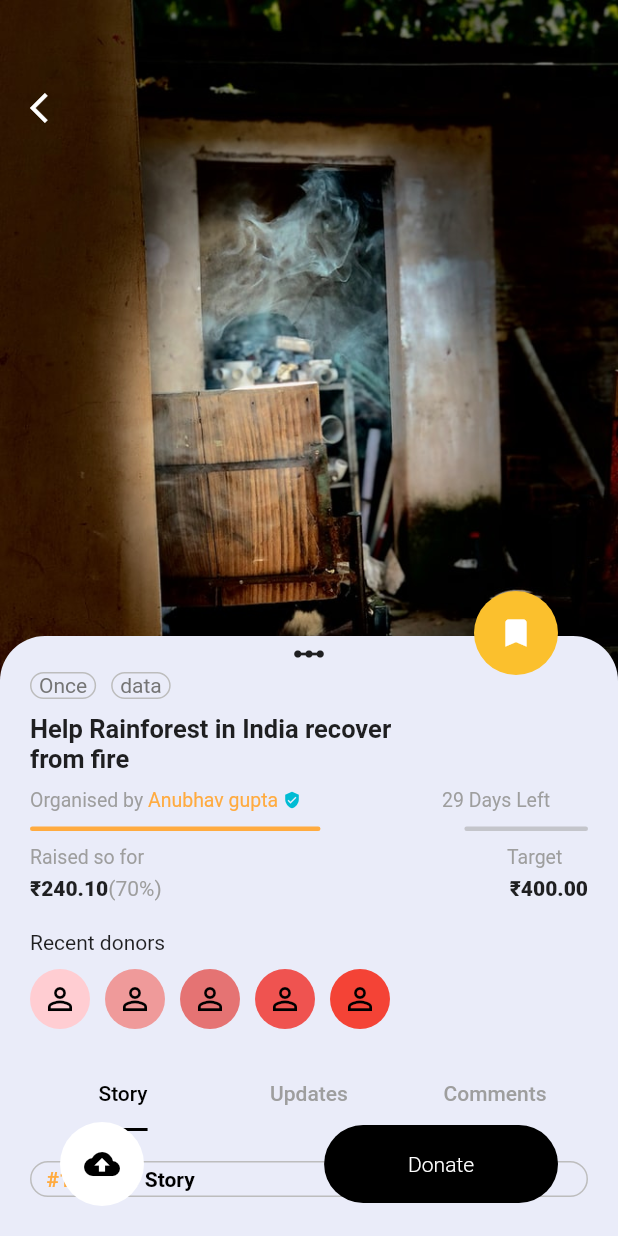
After one commit to Devang2010/fd_app, a Flutter app: the screen it shows after launch, after a tap on "29 days left", on a phone screen of 412 x 824 dp. The commit adds this screen. Run offline on Flutter 3.47's test engine with Material 2 defaults, Android fonts, the phone set to English and light mode, and no system bars.

Commit message:
Added new Screen

```diff
--- /dev/null
+++ b/lib/screens/details/components/backimage.dart
@@ -0,0 +1,35 @@
+import 'package:flutter/material.dart';
+
+class BackImage extends StatelessWidget {
+  const BackImage({
+    Key key,
+    @required this.size,
+  }) : super(key: key);
+
+  final Size size;
+
+  @override
+  Widget build(BuildContext context) {
+    return Container(
+      height: size.height,
+      width: size.width,
+      alignment: Alignment.topCenter,
+      child: ListView.builder(
+        scrollDirection: Axis.horizontal,
+        itemCount: 3,
+        itemBuilder: (BuildContext context, int index) {
+          return Container(
+            height: 240,
+            width: size.width,
+            alignment: Alignment.topCenter,
+            child: Image.asset(
+              "assets/images/img2.jpg",
+              // fit: BoxFit.cover,
+              // height: 523.7,
+            ),
+          );
+        },
+      ),
+    );
+  }
+}
--- /dev/null
+++ b/lib/screens/details/components/detailbody.dart
@@ -0,0 +1,38 @@
+import 'package:fd_app/screens/details/components/backimage.dart';
+import 'package:fd_app/screens/details/components/floatingwidget.dart';
+import 'package:fd_app/screens/details/components/slideupcontainer.dart';
+import 'package:flutter/material.dart';
+
+class DetailBody extends StatefulWidget {
+  @override
+  _DetailBodyState createState() => _DetailBodyState();
+}
+
+class _DetailBodyState extends State<DetailBody> {
+  @override
+  Widget build(BuildContext context) {
+    Size size = MediaQuery.of(context).size;
+    // double heigh = size.height * 0.55;
+    return Stack(
+      children: <Widget>[
+        BackImage(size: size),
+        Positioned(
+          top: 60.0,
+          left: 20.0,
+          child: InkWell(
+            onTap: () => Navigator.pop(context),
+            child: Icon(
+              Icons.arrow_back_ios,
+              color: Colors.white,
+            ),
+          ),
+        ),
+        Positioned(
+          bottom: 0,
+          child: SlideUpContainer(size: size),
+        ),
+        FloatingWidget(),
+      ],
+    );
+  }
+}
--- /dev/null
+++ b/lib/screens/details/components/floatingwidget.dart
@@ -0,0 +1,50 @@
+import 'package:fd_app/screens/donate/donate.dart';
+import 'package:flutter/material.dart';
+
+class FloatingWidget extends StatelessWidget {
+  const FloatingWidget({
+    Key key,
+  }) : super(key: key);
+
+  @override
+  Widget build(BuildContext context) {
+    return Positioned(
+      left: 40,
+      right: 40,
+      bottom: 20,
+      child: Row(
+        mainAxisAlignment: MainAxisAlignment.spaceBetween,
+        children: <Widget>[
+          CircleAvatar(
+            radius: 28,
+            backgroundColor: Colors.white,
+            foregroundColor: Colors.black,
+            child: Icon(Icons.cloud_upload),
+          ),
+          FlatButton(
+            onPressed: () => Navigator.push(
+              context,
+              MaterialPageRoute(
+                builder: (context) => DonateScreen(),
+              ),
+            ),
+            color: Colors.black,
+            shape: RoundedRectangleBorder(
+              borderRadius: BorderRadius.circular(30.0),
+            ),
+            child: Padding(
+              padding: EdgeInsets.symmetric(horizontal: 40.0, vertical: 18.0),
+              child: Text(
+                "Donate",
+                style: TextStyle(
+                  color: Colors.white,
+                  fontWeight: FontWeight.w300,
+                ),
+              ),
+            ),
+          ),
+        ],
+      ),
+    );
+  }
+}
--- /dev/null
+++ b/lib/screens/details/components/generwidget.dart
@@ -0,0 +1,38 @@
+import 'package:flutter/material.dart';
+
+class GenerWidget extends StatelessWidget {
+  const GenerWidget({
+    Key key,
+  }) : super(key: key);
+
+  @override
+  Widget build(BuildContext context) {
+    return Row(
+      children: <Widget>[
+        Container(
+          padding: EdgeInsets.symmetric(horizontal: 5),
+          decoration: BoxDecoration(
+            border: Border.all(color: Colors.grey[400]),
+            borderRadius: BorderRadius.circular(10.0),
+          ),
+          child: Text(
+            "Once",
+            style: TextStyle(color: Colors.grey[600]),
+          ),
+        ),
+        SizedBox(width: 10.0),
+        Container(
+          padding: EdgeInsets.symmetric(horizontal: 5),
+          decoration: BoxDecoration(
+            border: Border.all(color: Colors.grey[400]),
+            borderRadius: BorderRadius.circular(10.0),
+          ),
+          child: Text(
+            "data",
+            style: TextStyle(color: Colors.grey[600]),
+          ),
+        ),
+      ],
+    );
+  }
+}
--- /dev/null
+++ b/lib/screens/details/components/slideupcontainer.dart
@@ -0,0 +1,348 @@
+import 'package:fd_app/screens/details/components/generwidget.dart';
+import 'package:flutter/material.dart';
+
+class SlideUpContainer extends StatefulWidget {
+  const SlideUpContainer({
+    Key key,
+    @required this.size,
+  }) : super(key: key);
+
+  final Size size;
+
+  @override
+  _SlideUpContainerState createState() => _SlideUpContainerState();
+}
+
+class _SlideUpContainerState extends State<SlideUpContainer> {
+  @override
+  Widget build(BuildContext context) {
+    return Container(
+      height: 440,
+      width: widget.size.width,
+      // color: Colors.red[100],
+      child: Stack(
+        children: <Widget>[
+          Positioned(
+            top: 40,
+            child: Container(
+              height: 400,
+              width: widget.size.width,
+              decoration: BoxDecoration(
+                color: Color(0xffeaecf9),
+                borderRadius: BorderRadius.only(
+                  topLeft: Radius.circular(30),
+                  topRight: Radius.circular(30),
+                ),
+              ),
+              child: Padding(
+                padding: const EdgeInsets.symmetric(horizontal: 20.0),
+                child: ListView(
+                  // crossAxisAlignment: CrossAxisAlignment.start,
+                  children: <Widget>[
+                    Center(child: Icon(Icons.linear_scale)),
+                    GenerWidget(),
+                    SizedBox(height: 10.0),
+                    Text(
+                      "Help Rainforest in India recover\nfrom fire",
+                      style: TextStyle(
+                        fontSize: 17.0,
+                        fontWeight: FontWeight.w700,
+                      ),
+                    ),
+                    SizedBox(height: 10.0),
+                    Organiser(),
+                    SizedBox(height: 10.0),
+                    CustomDivider(),
+                    SizedBox(height: 10.0),
+                    TargetValue(),
+                    SizedBox(height: 20.0),
+                    RecentDonors(),
+                    SizedBox(height: 20.0),
+                    BuildTabbar(),
+                    SizedBox(height: 20.0),
+                    TopStory(),
+                    SizedBox(height: 30.0),
+                    Text(
+                      'Data data data data data data data data data'
+                      'data data data data data data data data data data'
+                      'data data data data data data data data data data'
+                      'data data data data data data data data data data'
+                      'data data data data data data data data data data',
+                    ),
+                  ],
+                ),
+              ),
+            ),
+          ),
+          BookMarkButton(),
+        ],
+      ),
+    );
+  }
+}
+
+class TopStory extends StatelessWidget {
+  const TopStory({
+    Key key,
+  }) : super(key: key);
+
+  @override
+  Widget build(BuildContext context) {
+    return Container(
+      padding: EdgeInsets.symmetric(horizontal: 10.0, vertical: 3.0),
+      decoration: BoxDecoration(
+        border: Border.all(color: Colors.grey[400]),
+        borderRadius: BorderRadius.circular(20.0),
+      ),
+      child: RichText(
+        text: TextSpan(
+          text: "#1 ",
+          style: TextStyle(
+            color: Colors.orangeAccent,
+            fontWeight: FontWeight.bold,
+          ),
+          children: [
+            TextSpan(
+              text: "Top 10 Story",
+              style: TextStyle(
+                color: Colors.black,
+                fontWeight: FontWeight.bold,
+              ),
+            ),
+          ],
+        ),
+      ),
+    );
+  }
+}
+
+class BookMarkButton extends StatelessWidget {
+  const BookMarkButton({
+    Key key,
+  }) : super(key: key);
+
+  @override
+  Widget build(BuildContext context) {
+    return Positioned(
+      top: 10,
+      right: 40,
+      child: CircleAvatar(
+        radius: 28,
+        backgroundColor: Colors.yellow[700],
+        foregroundColor: Colors.white,
+        child: Icon(Icons.bookmark),
+      ),
+    );
+  }
+}
+
+class Organiser extends StatelessWidget {
+  const Organiser({
+    Key key,
+  }) : super(key: key);
+
+  @override
+  Widget build(BuildContext context) {
+    return Row(
+      children: <Widget>[
+        Text(
+          "Organised by ",
+          style: TextStyle(
+            color: Colors.grey,
+            fontSize: 13.0,
+          ),
+        ),
+        Text(
+          "Anubhav gupta ",
+          style: TextStyle(
+            color: Colors.orangeAccent,
+            fontSize: 13.0,
+          ),
+        ),
+        Icon(
+          Icons.verified_user,
+          size: 12.0,
+          color: Colors.cyan,
+        ),
+        SizedBox(width: 94),
+        Text(
+          "29 Days Left",
+          style: TextStyle(
+            color: Colors.grey,
+            fontSize: 13.0,
+          ),
+        ),
+      ],
+    );
+  }
+}
+
+class CustomDivider extends StatelessWidget {
+  const CustomDivider({
+    Key key,
+  }) : super(key: key);
+
+  @override
+  Widget build(BuildContext context) {
+    Size size = MediaQuery.of(context).size;
+    return Row(
+      mainAxisAlignment: MainAxisAlignment.spaceBetween,
+      children: <Widget>[
+        Container(
+          width: size.width * 0.47,
+          height: 3,
+          decoration: BoxDecoration(
+            color: Colors.orangeAccent,
+            borderRadius: BorderRadius.circular(10.0),
+          ),
+        ),
+        Container(
+          width: size.width * 0.2,
+          height: 3,
+          decoration: BoxDecoration(
+            color: Colors.grey.withOpacity(0.5),
+            borderRadius: BorderRadius.circular(10.0),
+          ),
+        ),
+      ],
+    );
+  }
+}
+
+class TargetValue extends StatelessWidget {
+  const TargetValue({
+    Key key,
+  }) : super(key: key);
+
+  @override
+  Widget build(BuildContext context) {
+    Size size = MediaQuery.of(context).size;
+    return Column(
+      children: <Widget>[
+        Row(
+          // mainAxisAlignment: MainAxisAlignment.spaceBetween,
+          children: <Widget>[
+            Text(
+              "Raised so for",
+              style: TextStyle(
+                color: Colors.grey,
+                fontSize: 13.0,
+              ),
+            ),
+            SizedBox(width: size.width - 170),
+            Text(
+              "Target",
+              style: TextStyle(
+                color: Colors.grey,
+                fontSize: 13.0,
+              ),
+            ),
+          ],
+        ),
+        SizedBox(height: 5.0),
+        Row(
+          children: <Widget>[
+            Text(
+              "₹240.10",
+              style: TextStyle(fontWeight: FontWeight.w800),
+            ),
+            Text(
+              "(70%)",
+              style: TextStyle(color: Colors.grey),
+            ),
+            SizedBox(width: size.width - 180),
+            Text(
+              "₹400.00",
+              style: TextStyle(fontWeight: FontWeight.w800),
+            ),
+          ],
+        ),
+      ],
+    );
+  }
+}
+
+class RecentDonors extends StatelessWidget {
+  const RecentDonors({
+    Key key,
+  }) : super(key: key);
+
+  @override
+  Widget build(BuildContext context) {
+    return Column(
+      crossAxisAlignment: CrossAxisAlignment.start,
+      children: <Widget>[
+        Text("Recent donors"),
+        SizedBox(height: 10.0),
+        Row(
+          children: <Widget>[
+            CircleAvatar(
+              backgroundColor: Colors.red[100],
+              foregroundColor: Colors.black,
+              child: Icon(Icons.person_outline),
+            ),
+            SizedBox(width: 10.0),
+            CircleAvatar(
+              backgroundColor: Colors.red[200],
+              foregroundColor: Colors.black,
+              child: Icon(Icons.person_outline),
+            ),
+            SizedBox(width: 10.0),
+            CircleAvatar(
+              backgroundColor: Colors.red[300],
+              foregroundColor: Colors.black,
+              child: Icon(Icons.person_outline),
+            ),
+            SizedBox(width: 10.0),
+            CircleAvatar(
+              backgroundColor: Colors.red[400],
+              foregroundColor: Colors.black,
+              child: Icon(Icons.person_outline),
+            ),
+            SizedBox(width: 10.0),
+            CircleAvatar(
+              backgroundColor: Colors.red[500],
+              foregroundColor: Colors.black,
+              child: Icon(Icons.person_outline),
+            ),
+            SizedBox(width: 10.0),
+          ],
+        ),
+      ],
+    );
+  }
+}
+
+class BuildTabbar extends StatefulWidget {
+  const BuildTabbar({
+    Key key,
+  }) : super(key: key);
+
+  @override
+  _BuildTabbarState createState() => _BuildTabbarState();
+}
+
+class _BuildTabbarState extends State<BuildTabbar>
+    with TickerProviderStateMixin {
+  @override
+  Widget build(BuildContext context) {
+    return TabBar(
+      controller: TabController(initialIndex: 0, length: 3, vsync: this),
+      indicatorColor: Colors.black,
+      indicatorSize: TabBarIndicatorSize.label,
+      labelColor: Colors.black,
+      unselectedLabelColor: Colors.grey,
+      tabs: [
+        Tab(
+          child: Text("Story"),
+        ),
+        Tab(
+          child: Text("Updates"),
+        ),
+        Tab(
+          child: Text("Comments"),
+        ),
+      ],
+    );
+  }
+}
--- a/lib/screens/details/details.dart
+++ b/lib/screens/details/details.dart
@@ -1,58 +1,15 @@
-// Row(
-//                 mainAxisAlignment: MainAxisAlignment.spaceBetween,
-//                 children: <Widget>[
-//                   Container(
-//                     // height: 80.0,
-//                     // width: size.width - 40,
-//                     height: size.height * 0.054,
-//                     width: size.width * 0.75,
-//                     decoration: BoxDecoration(
-//                       color: Colors.white,
-//                       borderRadius: BorderRadius.circular(30.0),
-//                     ),
-//                     padding: EdgeInsets.symmetric(horizontal: 20.0),
-//                     child: Row(
-//                       mainAxisAlignment: MainAxisAlignment.spaceBetween,
-//                       children: <Widget>[
-//                         Icon(
-//                           Icons.menu,
-//                           // color: Colors.black,
-//                         ),
-//                         Text(
-//                           "Find your Search",
-//                           style: TextStyle(
-//                             color: Colors.grey,
-//                             fontSize: 15.0,
-//                           ),
-//                         ),
-//                         Icon(Icons.search)
-//                       ],
-//                     ),
-//                   ),
-//                   CircleAvatar(
-//                     child: Icon(
-//                       Icons.person_outline,
-//                       color: Colors.white,
-//                     ),
-//                     backgroundColor: Colors.black,
-//                   ),
-//                 ],
-//               ),
+import 'package:fd_app/screens/details/components/detailbody.dart';
+import 'package:flutter/material.dart';
 
-// Container(
-//         decoration: BoxDecoration(
-//           color: Colors.black,
-//           borderRadius: BorderRadius.circular(30.0),
-//         ),
-//         child: Padding(
-//           padding: const EdgeInsets.symmetric(horizontal: 8.0),
-//           child: FlatButton(
-//             onPressed: () {},
-//             child: Text(
-//               'START CAMPAIGN',
-//               style:
-//                   TextStyle(color: Colors.white, fontWeight: FontWeight.w300),
-//             ),
-//           ),
-//         ),
-//       ),
+class DetailScreen extends StatelessWidget {
+  const DetailScreen({Key key}) : super(key: key);
+
+  @override
+  Widget build(BuildContext context) {
+    // Size size = MediaQuery.of(context).size;
+    return Scaffold(
+      // backgroundColor: Colors.black,
+      body: DetailBody(),
+    );
+  }
+}
--- /dev/null
+++ b/lib/screens/donate/components/donatebody.dart
@@ -0,0 +1,63 @@
+import 'package:flutter/material.dart';
+
+class DonateBody extends StatelessWidget {
+  @override
+  Widget build(BuildContext context) {
+    return Padding(
+      padding: const EdgeInsets.symmetric(horizontal: 20.0),
+      child: Column(
+        crossAxisAlignment: CrossAxisAlignment.start,
+        children: <Widget>[
+          Center(
+            child: Container(
+              height: 360,
+              width: 300,
+              decoration: BoxDecoration(
+                image: DecorationImage(
+                    image: AssetImage("assets/images/img1.jpg"),
+                    fit: BoxFit.fill),
+                borderRadius: BorderRadius.circular(30.0),
+              ),
+            ),
+          ),
+          SizedBox(height: 20.0),
+          Text(
+            "Donate",
+            style: TextStyle(fontSize: 18.0, fontWeight: FontWeight.w400),
+          ),
+          SizedBox(height: 8.0),
+          Row(
+            mainAxisAlignment: MainAxisAlignment.spaceBetween,
+            children: <Widget>[
+              Text(
+                '₹ 0',
+                style: TextStyle(fontSize: 30.0, fontWeight: FontWeight.bold),
+              ),
+              Icon(
+                Icons.keyboard_capslock,
+                size: 28.0,
+              ),
+            ],
+          ),
+          Center(
+            child: FlatButton(
+              onPressed: () {},
+              color: Colors.black,
+              shape: RoundedRectangleBorder(
+                  borderRadius: BorderRadius.circular(50.0)),
+              padding: EdgeInsets.symmetric(horizontal: 120.0, vertical: 20.0),
+              child: Text(
+                "Donate",
+                style: TextStyle(
+                  color: Colors.white,
+                  fontSize: 17.0,
+                  fontWeight: FontWeight.w400,
+                ),
+              ),
+            ),
+          ),
+        ],
+      ),
+    );
+  }
+}
--- /dev/null
+++ b/lib/screens/donate/donate.dart
@@ -0,0 +1,39 @@
+import 'package:fd_app/screens/donate/components/donatebody.dart';
+import 'package:flutter/material.dart';
+
+class DonateScreen extends StatelessWidget {
+  AppBar appbar(BuildContext context) {
+    return AppBar(
+      automaticallyImplyLeading: false,
+      backgroundColor: Color(0xffeaecf9),
+      elevation: 0,
+      leading: IconButton(
+        icon: Icon(
+          Icons.arrow_back_ios,
+          color: Colors.black,
+        ),
+        onPressed: () => Navigator.pop(context),
+      ),
+      actions: <Widget>[
+        Center(
+          child: Padding(
+            padding: EdgeInsets.symmetric(horizontal: 20.0),
+            child: Text(
+              "Add Commments",
+              style: TextStyle(color: Colors.black),
+            ),
+          ),
+        )
+      ],
+    );
+  }
+
+  @override
+  Widget build(BuildContext context) {
+    return Scaffold(
+      appBar: appbar(context),
+      backgroundColor: Color(0xffeaecf9),
+      body: DonateBody(),
+    );
+  }
+}
--- a/lib/screens/home/components/trendingcard.dart
+++ b/lib/screens/home/components/trendingcard.dart
@@ -1,3 +1,4 @@
+import 'package:fd_app/screens/details/details.dart';
 import 'package:flutter/material.dart';
 
 class TrendingCard extends StatelessWidget {
@@ -29,7 +30,16 @@ class BuildCard extends StatelessWidget {
   @override
   Widget build(BuildContext context) {
     Size size = MediaQuery.of(context).size;
-    return Column(
+    return InkWell(
+      onTap: () {
+        Navigator.push(
+          context,
+          MaterialPageRoute(
+            builder: (context) => DetailScreen(),
+          ),
+        );
+      },
+      child: Column(
         children: <Widget>[
           Container(
             height: size.height * 0.33,
@@ -85,7 +95,7 @@ class BuildCard extends StatelessWidget {
                       ),
                     ],
                   ),
-              )
+                ),
               ],
             ),
           ),
@@ -161,6 +171,7 @@ class BuildCard extends StatelessWidget {
                 ],
               )),
         ],
+      ),
     );
   }
 }
--- a/pubspec.yaml
+++ b/pubspec.yaml
@@ -24,6 +24,7 @@ dependencies:
   flutter:
     sdk: flutter
   google_fonts:
+  sliding_up_panel: ^1.0.2
 
 
   # The following adds the Cupertino Icons font to your application.
```
Also changed, not shown: pubspec.lock. Lines whose indentation alone changed are shown as unchanged.
